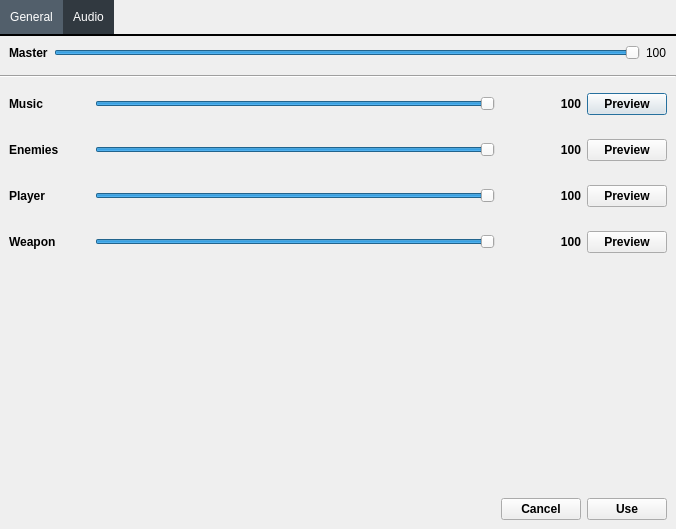
First picture: the form in PyQt_DOOM/src/game_settings/settings.ui, repository 1000101cz/PyQt_DOOM, before the edit.
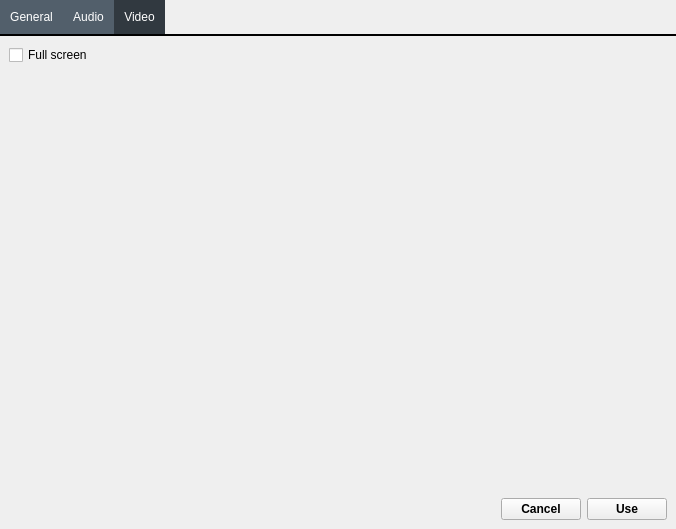
Second picture: the form after the edit.

Commit message: add fullscreen option to settings

Patch:
```diff
--- a/PyQt_DOOM/src/game_settings/settings.ui
+++ b/PyQt_DOOM/src/game_settings/settings.ui
@@ -51,7 +51,7 @@
 }</string>
      </property>
      <property name="currentIndex">
-      <number>1</number>
+      <number>2</number>
      </property>
      <widget class="QWidget" name="tab">
       <attribute name="title">
@@ -405,6 +405,33 @@
        </item>
       </layout>
      </widget>
+     <widget class="QWidget" name="tab_3">
+      <attribute name="title">
+       <string>Video</string>
+      </attribute>
+      <layout class="QVBoxLayout" name="verticalLayout_4">
+       <item>
+        <widget class="QCheckBox" name="checkBox_fullscreen">
+         <property name="text">
+          <string>Full screen</string>
+         </property>
+        </widget>
+       </item>
+       <item>
+        <spacer name="verticalSpacer_3">
+         <property name="orientation">
+          <enum>Qt::Vertical</enum>
+         </property>
+         <property name="sizeHint" stdset="0">
+          <size>
+           <width>20</width>
+           <height>403</height>
+          </size>
+         </property>
+        </spacer>
+       </item>
+      </layout>
+     </widget>
     </widget>
    </item>
    <item>
```
The commit also changes 3 other files.
